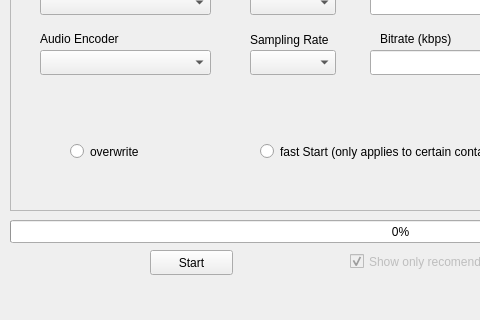
Above: mainwindow.ui from seanmeaney/batch-rencode-qt before the change; both pictures show x 0 to 480 and y 280 to 600 of the 800 by 600 pixel window. Below: the same form after it.
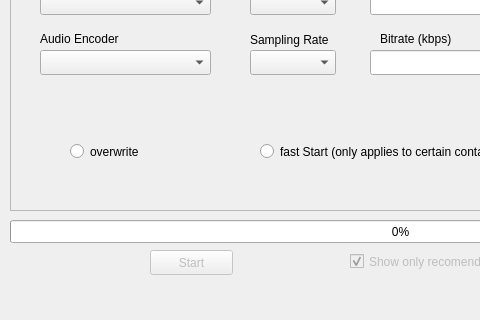
That is the form after the change.

Commit message: added worker search for files and start processing layout

```diff
--- a/mainwindow.ui
+++ b/mainwindow.ui
@@ -15,6 +15,9 @@
   </property>
   <widget class="QWidget" name="centralwidget">
    <widget class="QPushButton" name="startConversion">
+    <property name="enabled">
+     <bool>false</bool>
+    </property>
     <property name="geometry">
      <rect>
       <x>150</x>
```
Left out of the diff: 2 changed lines with no effect on the pictures. The commit also changes 4 other files.
